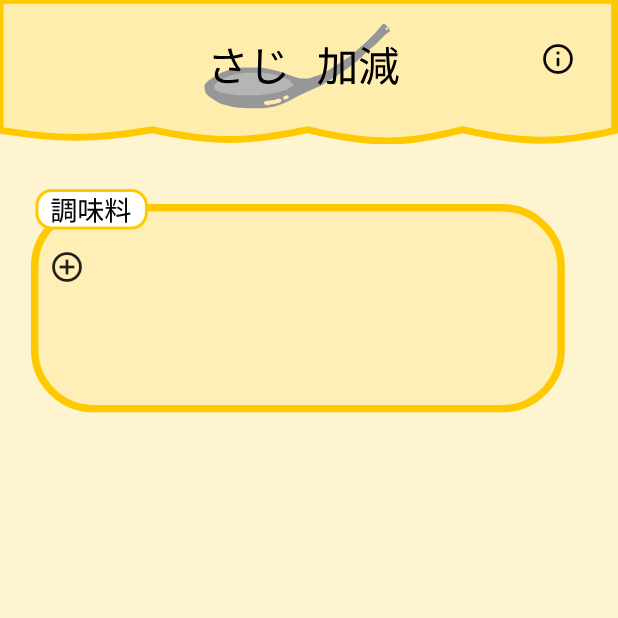
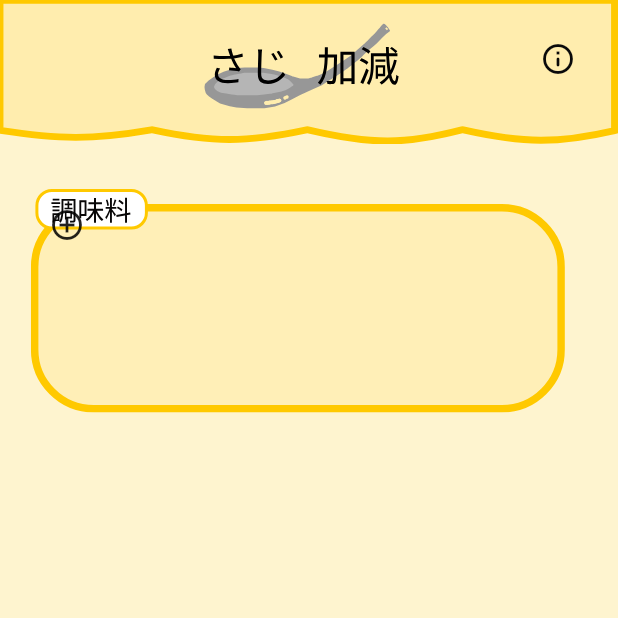
Before and after one commit to noonyuu/cheifoon, a Flutter app: the screen it shows after launch, on a phone screen of 412 x 824 dp, the top half of it. Run offline on Flutter 3.47's test engine with Material 2 defaults, Android fonts, the phone set to English and light mode, and no system bars; our stand-ins replace flutter_svg, sqflite; accounts and stored records are empty.

Commit message:
[update]レイアウトのずれを修正

```diff
--- a/lib/component/bottle.dart
+++ b/lib/component/bottle.dart
@@ -25,6 +25,7 @@ class BottleComponent extends StatelessWidget {
 
   Widget _tag() {
     return Container(
+      alignment: Alignment.center,
       width: 40,
       height: 20,
       decoration: BoxDecoration(
--- a/lib/page/home_page.dart
+++ b/lib/page/home_page.dart
@@ -20,7 +20,6 @@ class HomePage extends StatefulWidget {
 
 class _HomePageState extends State<HomePage> {
   List<RecipeModel> _recipepost = [];
-  // List<Map<String, dynamic>> _recipepost = [];
   List<BottleModel> _bottlepost = [];
   final dbHelper = DatabaseHelper.instance;
   bool isMenuLoding = true;
@@ -54,7 +53,7 @@ class _HomePageState extends State<HomePage> {
   Widget build(BuildContext context) {
     if (isMenuLoding && isBottleLoding) {
       return Center(
-          // プログレスインディケーターの表示
+      // プログレスインディケーターの表示
         child: SizedBox(
         height: 50,
         width: 50,
@@ -134,10 +133,8 @@ class _HomePageState extends State<HomePage> {
             'assets/images/bac.svg',
             fit: BoxFit.fill,
           ),
-          Positioned(
-            top: 40.0,
-            left: 12.0,
-            right: 12.0,
+          Padding(
+            padding: EdgeInsets.only(right: 12, left: 12, top: 12),
             child: Row(
               children: [
                 // Icon(
@@ -177,6 +174,11 @@ class _HomePageState extends State<HomePage> {
     );
   }
 
+  // void _insert() async {
+  //   Map<String, dynamic> row = {DatabaseHelper.menuName: 'オムライス', DatabaseHelper.menuImage: 'recipe1.jpg'};
+  //   final id = await dbHelper.insert(row);
+  //   print('登録しました。id: $id');
+  // }
   void _insert() async {
     Map<String, dynamic> row = {DatabaseHelper.seasoningName: '醤油', DatabaseHelper.teaSecond: 1.2};
     final id = await dbHelper.insert(row);
```
Also changed, not shown: lib/component/card.dart (+8 -6 lines), 1 other file.
